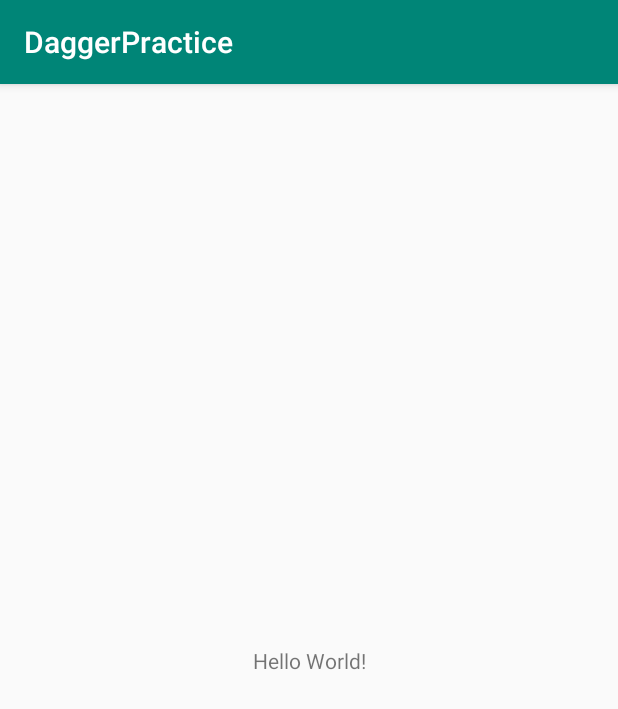
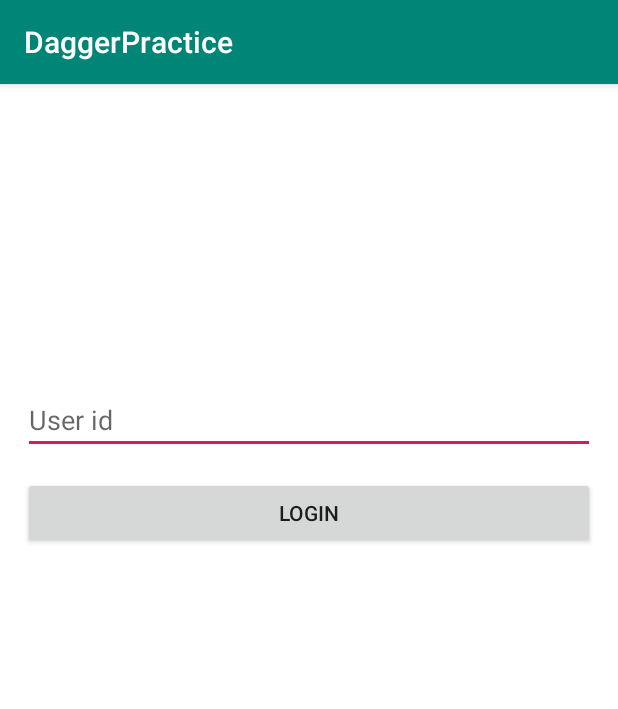
Before and after one commit to illiaZadorozhnyi/dagger2, an Android app: the screen it shows after launch (AuthActivity), on a phone screen of 412 x 824 dp. Shown: the top 709 px of the screen. Run offline under Robolectric (Android 15) with nearby library versions, the phone set to English and light mode, and no system bars; our stand-ins replace Dagger/Hilt's generated code.

Commit message:
* finished initial setup of dependencies
* removed unused lines

```diff
--- a/app/build.gradle
+++ b/app/build.gradle
@@ -35,4 +35,14 @@ dependencies {
     implementation "com.google.dagger:dagger-android:$dagger_version"
     implementation "com.google.dagger:dagger-android-support:$dagger_version" // if you use the support libraries
     annotationProcessor "com.google.dagger:dagger-android-processor:$dagger_version"
+
+    // material dependency for UI elements
+    def material_dependency = '1.1.0-alpha06'
+    implementation "com.google.android.material:material:$material_dependency"
+
+    // Glide for round images
+    def glide_version = "4.9.0"
+    implementation "com.github.bumptech.glide:glide:$glide_version"
+    annotationProcessor "com.github.bumptech.glide:compiler:$glide_version"
+
 }
--- a/app/src/main/java/com/example/daggerpractice/AuthActivity.java
+++ b/app/src/main/java/com/example/daggerpractice/AuthActivity.java
@@ -19,6 +19,5 @@ public class AuthActivity extends DaggerAppCompatActivity {
         super.onCreate(savedInstanceState);
         setContentView(R.layout.activity_auth);
 
-        Log.d(TAG, "onCreate: " + s22);
     }
 }
--- a/app/src/main/java/com/example/daggerpractice/BaseApplication.java
+++ b/app/src/main/java/com/example/daggerpractice/BaseApplication.java
@@ -7,7 +7,7 @@ import dagger.android.support.DaggerApplication;
 
 public class BaseApplication extends DaggerApplication {
 
-    // BaseApplication class is a client and AppComponent is a SERVICE. It a client <-> server iteration
+    // BaseApplication class is a client and AppComponent is a SERVICE. It a client <-> service iteration
 
     // COMPONENTS == SERVICES
     // Activities/Fragments == CLIENTS
--- a/app/src/main/java/com/example/daggerpractice/di/ActivityBuilderModule.java
+++ b/app/src/main/java/com/example/daggerpractice/di/ActivityBuilderModule.java
@@ -7,16 +7,13 @@ import dagger.Provides;
 import dagger.android.ContributesAndroidInjector;
 
 // MODULES are places for dependencies to live. From here we add them to components
+// ONLY Activity declarations should be here
 
 @Module
 public abstract class ActivityBuilderModule {
 
-    //    1. Letting Dagger know that auth activity is a potential client
+    //    1. Letting Dagger know that AuthActivity is a potential client
     @ContributesAndroidInjector
     abstract AuthActivity contributeAuthActivity();
 
-    @Provides
-    static String someString() {
-        return "This is a test string";
-    }
 }
--- a/app/src/main/java/com/example/daggerpractice/di/AppComponent.java
+++ b/app/src/main/java/com/example/daggerpractice/di/AppComponent.java
@@ -18,12 +18,17 @@ import dagger.android.support.AndroidSupportInjectionModule;
 @Component(modules = {
         AndroidSupportInjectionModule.class,
         ActivityBuilderModule.class,
+        AppModule.class,
+
 })
 public interface AppComponent extends AndroidInjector<BaseApplication> {
 
     @Component.Builder
     interface Builder {
 
+//        This binding means that every time when AppComponent is created, it is going to have
+//        Application bind to it and available
+//        This makes it available in all the modules of AppComponent !!!
         @BindsInstance
         Builder application(Application application);
 
--- a/app/src/main/java/com/example/daggerpractice/di/AppModule.java
+++ b/app/src/main/java/com/example/daggerpractice/di/AppModule.java
@@ -1,4 +1,25 @@
 package com.example.daggerpractice.di;
 
+// This module is going to be used inside AppComponent
+
+import android.app.Application;
+
+import dagger.Module;
+import dagger.Provides;
+
+@Module
 public class AppModule {
+
+    //    All APPLICATION LEVEL dependencies for the project are going to reside in here
+    //    like retrofit, glide etc (what needs to exist for the entire lifetime of the application)
+    //    Dependencies that do not go into Activities will reside here
+
+    //    @Provides used to declare a dependency, it should be static according to documentation
+    @Provides
+    static String someString() {
+        return "This is a test string";
+    }
 }
+
+
+// HOW to reference other dependencies within same module ? ? ?
--- a/app/src/main/res/layout/activity_auth.xml
+++ b/app/src/main/res/layout/activity_auth.xml
@@ -1,18 +1,53 @@
 <?xml version="1.0" encoding="utf-8"?>
-<androidx.constraintlayout.widget.ConstraintLayout xmlns:android="http://schemas.android.com/apk/res/android"
+<androidx.constraintlayout.widget.ConstraintLayout
+    xmlns:android="http://schemas.android.com/apk/res/android"
     xmlns:app="http://schemas.android.com/apk/res-auto"
     xmlns:tools="http://schemas.android.com/tools"
     android:layout_width="match_parent"
     android:layout_height="match_parent"
-    tools:context=".AuthActivity">
+    android:padding="15dp"
+    android:background="#fff">
 
-    <TextView
+    <ImageView
+        app:layout_constraintTop_toTopOf="parent"
+        app:layout_constraintLeft_toLeftOf="parent"
+        app:layout_constraintRight_toRightOf="parent"
+        android:layout_width="150dp"
+        android:layout_height="150dp"
+        android:layout_marginTop="16dp"
+        android:id="@+id/login_logo" />
+
+
+    <com.google.android.material.textfield.TextInputEditText
+        app:layout_constraintTop_toBottomOf="@+id/login_logo"
+        app:layout_constraintLeft_toLeftOf="parent"
+        app:layout_constraintRight_toRightOf="parent"
+        android:hint="User id"
+        android:textColor="#000"
+        android:layout_width="match_parent"
+        android:layout_height="wrap_content"
+        android:layout_marginTop="20dp"
+        android:id="@+id/user_id_input" />
+
+    <Button
+        app:layout_constraintTop_toBottomOf="@+id/user_id_input"
+        app:layout_constraintLeft_toLeftOf="parent"
+        app:layout_constraintRight_toRightOf="parent"
+        android:layout_width="match_parent"
+        android:layout_height="wrap_content"
+        android:layout_marginTop="15dp"
+        android:text="Login" />
+
+    <ProgressBar
+        app:layout_constraintTop_toTopOf="parent"
+        app:layout_constraintBottom_toBottomOf="parent"
+        app:layout_constraintRight_toRightOf="parent"
+        app:layout_constraintLeft_toLeftOf="parent"
         android:layout_width="wrap_content"
         android:layout_height="wrap_content"
-        android:text="Hello World!"
-        app:layout_constraintBottom_toBottomOf="parent"
-        app:layout_constraintLeft_toLeftOf="parent"
-        app:layout_constraintRight_toRightOf="parent"
-        app:layout_constraintTop_toTopOf="parent" />
+        style="@style/Widget.AppCompat.ProgressBar"
+        android:visibility="gone"
+        android:elevation="20dp"
+        android:id="@+id/progress_bar"/>
 
 </androidx.constraintlayout.widget.ConstraintLayout>
```
Also changed, not shown: app/src/main/res/drawable-v24/logo.png (added), app/src/main/res/drawable-v24/white_background.png (added).
